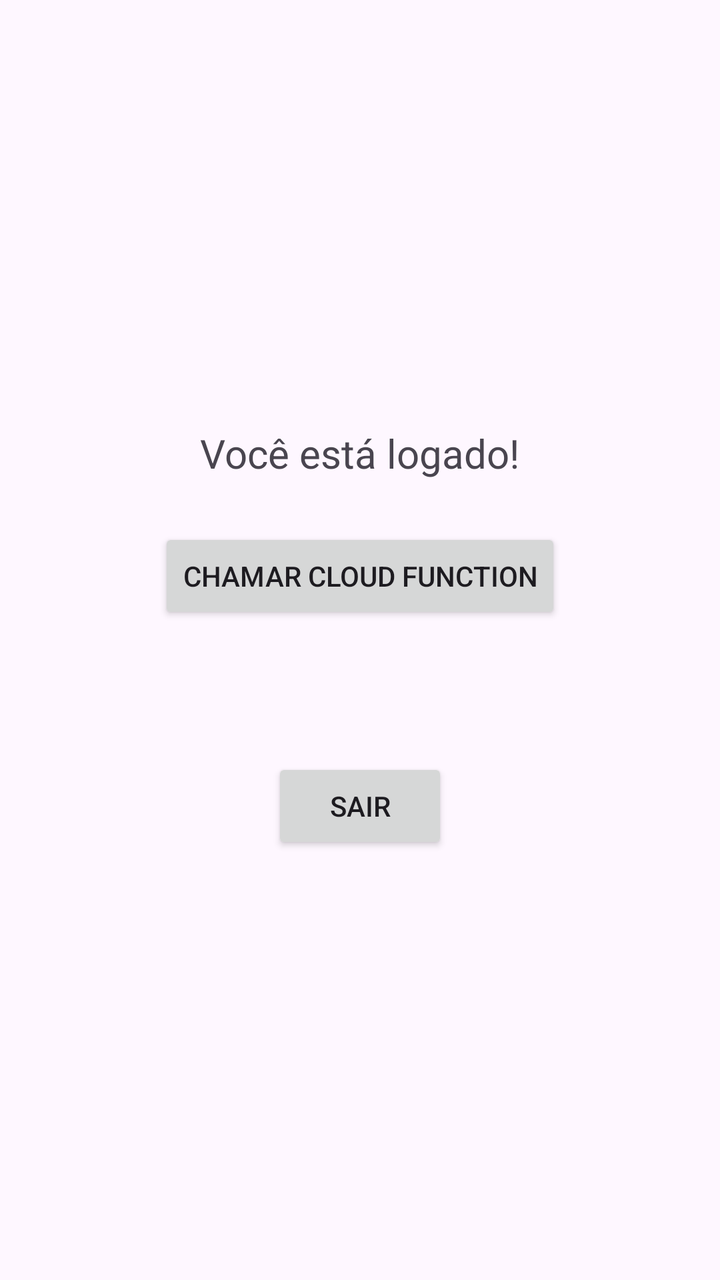
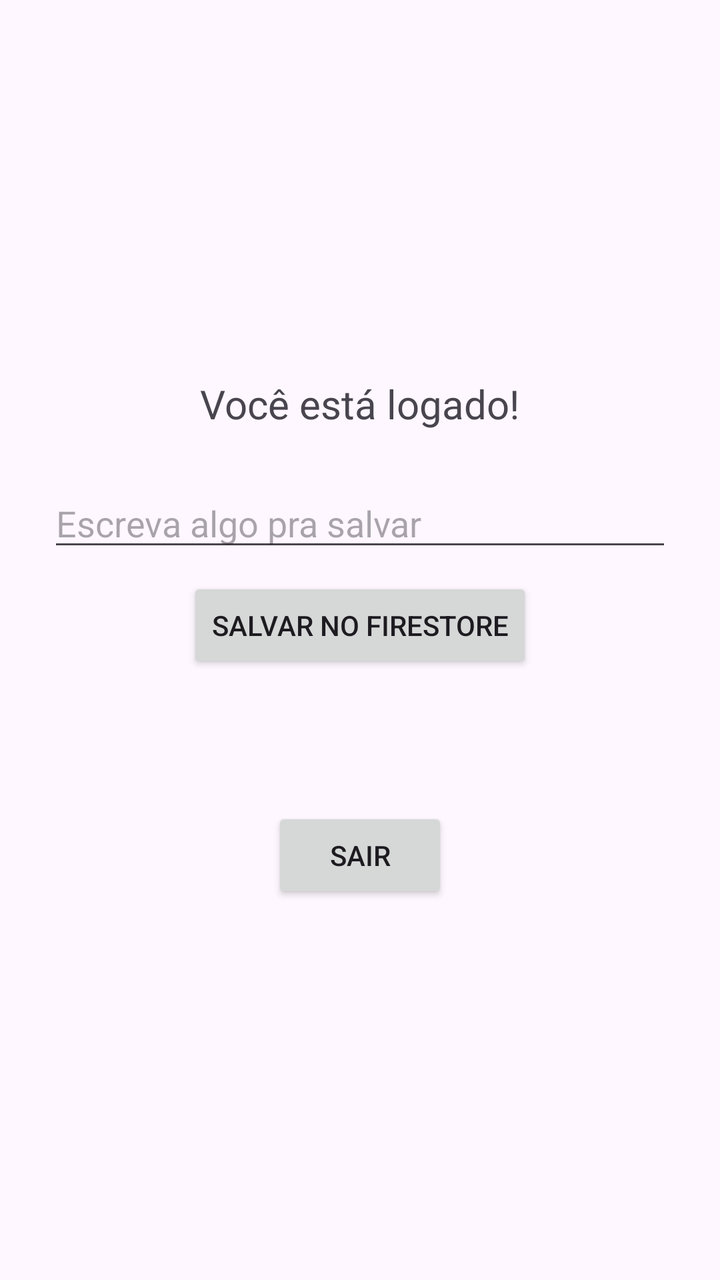

Screens rendered from an Android XML layout before and after an edit, with the pre-edit source and the edit as a unified diff.
<!-- AndroidManifest.xml: application theme Theme.Loginfirebase -->
<!-- res/layout/activity_home.xml -->
<?xml version="1.0" encoding="utf-8"?>
<LinearLayout xmlns:android="http://schemas.android.com/apk/res/android"
    android:layout_width="match_parent"
    android:layout_height="match_parent"
    android:orientation="vertical"
    android:padding="24dp"
    android:gravity="center">

    <TextView
        android:layout_width="wrap_content"
        android:layout_height="wrap_content"
        android:text="Você está logado!"
        android:textSize="20sp"
        android:layout_marginBottom="24dp" />

    <Button
        android:id="@+id/btnChamarFuncao"
        android:layout_width="wrap_content"
        android:layout_height="wrap_content"
        android:text="Chamar Cloud Function" />

    <TextView
        android:id="@+id/txtResultado"
        android:layout_width="wrap_content"
        android:layout_height="wrap_content"
        android:layout_marginTop="16dp" />

    <Button
        android:id="@+id/btnSair"
        android:layout_width="wrap_content"
        android:layout_height="wrap_content"
        android:text="Sair"
        android:layout_marginTop="32dp" />

</LinearLayout>
<!-- resources referenced by this layout -->
<resources>
  <style name="Theme.Loginfirebase" parent="Base.Theme.Loginfirebase" />
  <style name="Base.Theme.Loginfirebase" parent="Theme.Material3.DayNight.NoActionBar">
          
          
      </style>
</resources>

<!-- the commit's change to res/layout/activity_home.xml (unified diff, before → after) -->
@@ -13,17 +13,25 @@
         android:textSize="20sp"
         android:layout_marginBottom="24dp" />
 
+    <EditText
+        android:id="@+id/edtFrase"
+        android:layout_width="match_parent"
+        android:layout_height="wrap_content"
+        android:hint="Escreva algo pra salvar" />
+
     <Button
-        android:id="@+id/btnChamarFuncao"
+        android:id="@+id/btnSalvar"
         android:layout_width="wrap_content"
         android:layout_height="wrap_content"
-        android:text="Chamar Cloud Function" />
+        android:text="Salvar no Firestore"
+        android:layout_marginTop="8dp" />
 
     <TextView
         android:id="@+id/txtResultado"
         android:layout_width="wrap_content"
         android:layout_height="wrap_content"
-        android:layout_marginTop="16dp" />
+        android:layout_marginTop="16dp"
+        android:textStyle="italic" />
 
     <Button
         android:id="@+id/btnSair"
